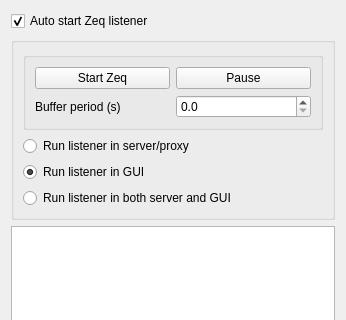
The window that pqZeqManagerPanel.ui (HBPVIS/pv-zeq) describes before a commit, drawn with Qt 5; both pictures show x 0 to 346 and y 0 to 320 of the 346 by 461 pixel window.
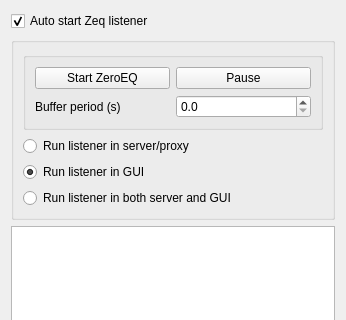
The same window after the commit.

Commit message: Change Zeq to ZeroEq in interface

What changed in the file:
```diff
--- a/pqZeqManagerPanel.ui
+++ b/pqZeqManagerPanel.ui
@@ -47,7 +47,7 @@
            <item row="0" column="0">
             <widget class="QPushButton" name="start">
              <property name="text">
-              <string>Start Zeq</string>
+              <string>Start ZeroEQ</string>
              </property>
             </widget>
            </item>
```
